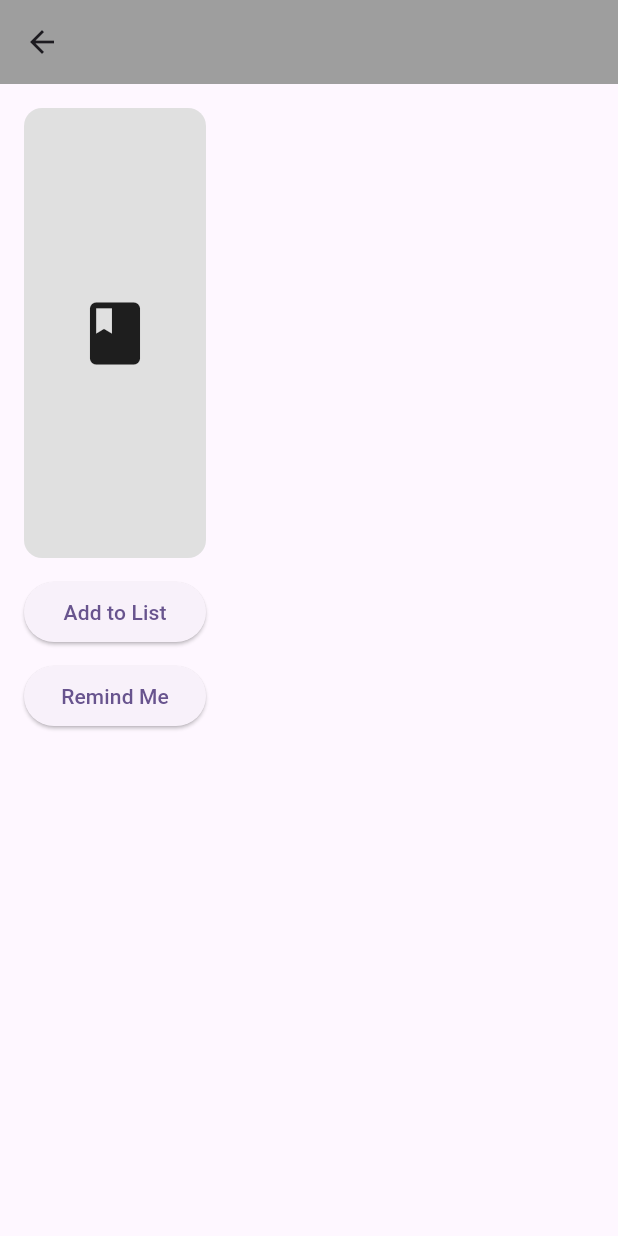
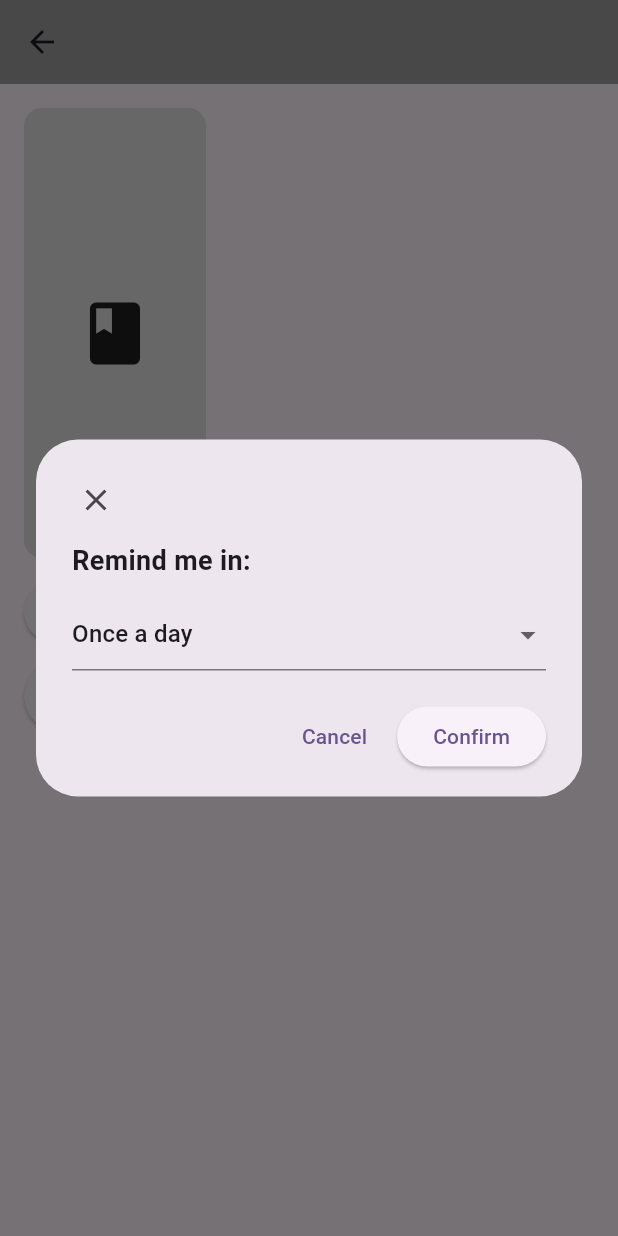
Before and after one commit to Fornaser/mpx_1635, a Flutter app: the MediaPage screen opened directly with empty values, after a tap on "Remind Me", on a phone screen of 412 x 824 dp. Run offline on Flutter 3.47's test engine with Material 3 defaults, Android fonts, the phone set to English and light mode, and no system bars; our stand-ins replace sqflite; accounts and stored records are empty; network calls fail.

Commit message:
implemented the animation and functionality of remind button, doesnt currently save it (will add this), also deleted some files. (main edits made was to your media page I added a few lines to call the remind button widget

```diff
--- a/lib/app_details/change_notifiers/remind.dart
+++ b/lib/app_details/change_notifiers/remind.dart
@@ -1,4 +1,26 @@
-//this will be the code for the remind change notifier
+// Remind notifier and model
+import 'package:flutter/foundation.dart';
 
-// When the user clicks on a book, they can set a reminder to read it later.
-import 'package:flutter/material.dart';
+class Reminder {
+	final String id;
+	final String bookId;
+	final String frequency; // e.g. 'Once a day'
+
+	Reminder({required this.id, required this.bookId, required this.frequency});
+}
+
+class RemindNotifier extends ChangeNotifier {
+	final List<Reminder> _reminders = [];
+
+	List<Reminder> get reminders => List.unmodifiable(_reminders);
+
+	void addReminder(Reminder r) {
+		_reminders.add(r);
+		notifyListeners();
+	}
+
+	void removeReminder(String id) {
+		_reminders.removeWhere((r) => r.id == id);
+		notifyListeners();
+	}
+}
--- a/lib/pages/media_page.dart
+++ b/lib/pages/media_page.dart
@@ -3,6 +3,8 @@ import 'package:mpx_1635/models/media_model.dart';
 import 'package:mpx_1635/models/playlist_model.dart';
 import 'package:mpx_1635/models/playlist_repository.dart';
 import 'package:mpx_1635/service/google_books_search_service.dart';
+import 'package:mpx_1635/app_details/constants.dart';
+import 'package:mpx_1635/widgets/remind_button.dart';
 
 class MediaPage extends StatefulWidget {
   final Book book;
@@ -13,16 +15,40 @@ class MediaPage extends StatefulWidget {
   State<MediaPage> createState() => _MediaPageState();
 }
 
-class _MediaPageState extends State<MediaPage> {
+class _MediaPageState extends State<MediaPage> with SingleTickerProviderStateMixin {
   final SearchService _searchService = SearchService();
   bool loading = true;
   late Book fullBook;
+  late final AnimationController _animController;
+  late final Animation<double> _scaleAnim;
+  late final Animation<double> _glowAnim;
 
   @override
   void initState() {
     super.initState();
     fullBook = widget.book;
     _loadBookDetails();
+    _animController = AnimationController(
+      vsync: this,
+      duration: const Duration(milliseconds: 600),
+    );
+
+    _scaleAnim = TweenSequence<double>([
+      TweenSequenceItem(tween: Tween(begin: 1.0, end: 1.12).chain(CurveTween(curve: Curves.easeOut)), weight: 30),
+      TweenSequenceItem(tween: Tween(begin: 1.12, end: 0.96).chain(CurveTween(curve: Curves.easeInOut)), weight: 30),
+      TweenSequenceItem(tween: Tween(begin: 0.96, end: 1.0).chain(CurveTween(curve: Curves.easeOut)), weight: 40),
+    ]).animate(_animController);
+
+    _glowAnim = TweenSequence<double>([
+      TweenSequenceItem(tween: Tween(begin: 0.0, end: 1.0).chain(CurveTween(curve: Curves.easeOut)), weight: 50),
+      TweenSequenceItem(tween: Tween(begin: 1.0, end: 0.0).chain(CurveTween(curve: Curves.easeIn)), weight: 50),
+    ]).animate(_animController);
+  }
+
+  @override
+  void dispose() {
+    _animController.dispose();
+    super.dispose();
   }
 
   /// Fetch full book details by Google Books ID
@@ -88,6 +114,87 @@ class _MediaPageState extends State<MediaPage> {
       ),
     );
   }
+
+  void _handleRemindTap() async {
+    // Prevent overlapping animations
+    if (_animController.isAnimating) return;
+    try {
+      await _animController.forward(from: 0.0);
+    } catch (_) {
+      // Ignore animation errors
+    }
+    if (!mounted) return;
+
+    // After the animation, show a dismissible overlay form for reminder options.
+    await showDialog<String?>(
+      context: context,
+      barrierDismissible: true,
+      builder: (context) {
+        String selected = 'Once a day';
+        return Dialog(
+          insetPadding: const EdgeInsets.symmetric(horizontal: 24, vertical: 24),
+          child: StatefulBuilder(builder: (context, setState) {
+            return Padding(
+              padding: const EdgeInsets.all(16.0),
+              child: Column(
+                mainAxisSize: MainAxisSize.min,
+                crossAxisAlignment: CrossAxisAlignment.start,
+                children: [
+                  // Top-left X button
+                  Row(
+                    children: [
+                      IconButton(
+                        icon: const Icon(Icons.close),
+                        onPressed: () => Navigator.of(context).pop(),
+                      ),
+                      const Spacer(),
+                    ],
+                  ),
+                  const SizedBox(height: 4),
+                  const Padding(
+                    padding: EdgeInsets.symmetric(horizontal: 8.0),
+                    child: Text('Remind me in:', style: TextStyle(fontSize: 18, fontWeight: FontWeight.w600)),
+                  ),
+                  const SizedBox(height: 12),
+                  Padding(
+                    padding: const EdgeInsets.symmetric(horizontal: 8.0),
+                    child: DropdownButtonFormField<String>(
+                      value: selected,
+                      onChanged: (v) => setState(() => selected = v ?? selected),
+                      items: const [
+                        DropdownMenuItem(value: 'Once a day', child: Text('Once a day')),
+                        DropdownMenuItem(value: 'Once a week', child: Text('Once a week')),
+                        DropdownMenuItem(value: 'Once a month', child: Text('Once a month')),
+                      ],
+                    ),
+                  ),
+                  const SizedBox(height: 20),
+                  Row(
+                    mainAxisAlignment: MainAxisAlignment.end,
+                    children: [
+                      TextButton(
+                        onPressed: () => Navigator.of(context).pop(),
+                        child: const Text('Cancel'),
+                      ),
+                      const SizedBox(width: 8),
+                      ElevatedButton(
+                        onPressed: () {
+                          // Close and return selection (functionality not implemented)
+                          Navigator.of(context).pop(selected);
+                        },
+                        child: const Text('Confirm'),
+                      ),
+                      const SizedBox(width: 8),
+                    ],
+                  ),
+                ],
+              ),
+            );
+          }),
+        );
+      },
+    );
+  }
   @override
   Widget build(BuildContext context) {
     return Scaffold(
@@ -127,12 +234,10 @@ class _MediaPageState extends State<MediaPage> {
                       ),
                     ),
                     const SizedBox(height: 8),
-                    SizedBox(
-                      width: double.infinity,
-                      child: ElevatedButton(
-                        onPressed: () {},
-                        child: const Text("Remind Me"),
-                      ),
+                    // Use the extracted RemindButton widget
+                    Padding(
+                      padding: const EdgeInsets.symmetric(horizontal: 0),
+                      child: RemindButton(book: fullBook),
                     ),
                   ],
                 ),
--- /dev/null
+++ b/lib/widgets/remind_button.dart
@@ -0,0 +1,111 @@
+import 'package:flutter/material.dart';
+import 'package:mpx_1635/models/media_model.dart';
+import 'remind_dialog.dart';
+import 'package:uuid/uuid.dart';
+import 'package:mpx_1635/app_details/change_notifiers/remind.dart';
+
+class RemindButton extends StatefulWidget {
+  final Book book;
+  final RemindNotifier? notifier;
+
+  const RemindButton({super.key, required this.book, this.notifier});
+
+  @override
+  State<RemindButton> createState() => _RemindButtonState();
+}
+
+class _RemindButtonState extends State<RemindButton> with SingleTickerProviderStateMixin {
+  late final AnimationController _animController;
+  late final Animation<double> _scaleAnim;
+  late final Animation<double> _glowAnim;
+
+  @override
+  void initState() {
+    super.initState();
+    _animController = AnimationController(vsync: this, duration: const Duration(milliseconds: 600));
+
+    _scaleAnim = TweenSequence<double>([
+      TweenSequenceItem(tween: Tween(begin: 1.0, end: 1.12).chain(CurveTween(curve: Curves.easeOut)), weight: 30),
+      TweenSequenceItem(tween: Tween(begin: 1.12, end: 0.96).chain(CurveTween(curve: Curves.easeInOut)), weight: 30),
+      TweenSequenceItem(tween: Tween(begin: 0.96, end: 1.0).chain(CurveTween(curve: Curves.easeOut)), weight: 40),
+    ]).animate(_animController);
+
+    _glowAnim = TweenSequence<double>([
+      TweenSequenceItem(tween: Tween(begin: 0.0, end: 1.0).chain(CurveTween(curve: Curves.easeOut)), weight: 50),
+      TweenSequenceItem(tween: Tween(begin: 1.0, end: 0.0).chain(CurveTween(curve: Curves.easeIn)), weight: 50),
+    ]).animate(_animController);
+  }
+
+  @override
+  void dispose() {
+    _animController.dispose();
+    super.dispose();
+  }
+
+  Future<void> _onTap() async {
+    if (_animController.isAnimating) return;
+    await _animController.forward(from: 0.0);
+
+    // Show dialog and get selection
+    final result = await showDialog<String?>(
+      context: context,
+      barrierDismissible: true,
+      builder: (_) => const RemindDialog(),
+    );
+
+    if (result != null) {
+      // Add to notifier if provided (simple in-memory add)
+      if (widget.notifier != null) {
+        final id = const Uuid().v4();
+        widget.notifier!.addReminder(Reminder(id: id, bookId: widget.book.id, frequency: result));
+      }
+    }
+  }
+
+  @override
+  Widget build(BuildContext context) {
+    return SizedBox(
+      width: double.infinity,
+      height: 48,
+      child: GestureDetector(
+        onTap: _onTap,
+        child: AnimatedBuilder(
+          animation: _animController,
+          builder: (context, child) {
+            return Stack(
+              alignment: Alignment.center,
+              children: [
+                // Outline glow
+                Align(
+                  alignment: Alignment.center,
+                  child: Container(
+                    width: double.infinity,
+                    height: 48 + (_glowAnim.value * 22),
+                    decoration: BoxDecoration(
+                      borderRadius: BorderRadius.circular(8),
+                      boxShadow: [
+                        BoxShadow(
+                          color: Colors.green.withOpacity(0.45 * _glowAnim.value),
+                          blurRadius: 18 * _glowAnim.value + 2,
+                          spreadRadius: 4 * _glowAnim.value,
+                        ),
+                      ],
+                    ),
+                  ),
+                ),
+                Transform.scale(
+                  scale: _scaleAnim.value,
+                  child: ElevatedButton(
+                    onPressed: _onTap,
+                    style: ElevatedButton.styleFrom(minimumSize: const Size.fromHeight(48)),
+                    child: const Text('Remind Me'),
+                  ),
+                ),
+              ],
+            );
+          },
+        ),
+      ),
+    );
+  }
+}
--- /dev/null
+++ b/lib/widgets/remind_dialog.dart
@@ -0,0 +1,81 @@
+import 'package:flutter/material.dart';
+
+class RemindDialog extends StatefulWidget {
+  final String initial;
+  const RemindDialog({super.key, this.initial = 'Once a day'});
+
+  @override
+  State<RemindDialog> createState() => _RemindDialogState();
+}
+
+class _RemindDialogState extends State<RemindDialog> {
+  late String selected;
+
+  @override
+  void initState() {
+    super.initState();
+    selected = widget.initial;
+  }
+
+  @override
+  Widget build(BuildContext context) {
+    return Dialog(
+      insetPadding: const EdgeInsets.symmetric(horizontal: 24, vertical: 24),
+      child: StatefulBuilder(builder: (context, setState) {
+        return Padding(
+          padding: const EdgeInsets.all(16.0),
+          child: Column(
+            mainAxisSize: MainAxisSize.min,
+            crossAxisAlignment: CrossAxisAlignment.start,
+            children: [
+              // Top-left X button
+              Row(
+                children: [
+                  IconButton(
+                    icon: const Icon(Icons.close),
+                    onPressed: () => Navigator.of(context).pop(),
+                  ),
+                  const Spacer(),
+                ],
+              ),
+              const SizedBox(height: 4),
+              const Padding(
+                padding: EdgeInsets.symmetric(horizontal: 8.0),
+                child: Text('Remind me in:', style: TextStyle(fontSize: 18, fontWeight: FontWeight.w600)),
+              ),
+              const SizedBox(height: 12),
+              Padding(
+                padding: const EdgeInsets.symmetric(horizontal: 8.0),
+                child: DropdownButtonFormField<String>(
+                  value: selected,
+                  onChanged: (v) => setState(() => selected = v ?? selected),
+                  items: const [
+                    DropdownMenuItem(value: 'Once a day', child: Text('Once a day')),
+                    DropdownMenuItem(value: 'Once a week', child: Text('Once a week')),
+                    DropdownMenuItem(value: 'Once a month', child: Text('Once a month')),
+                  ],
+                ),
+              ),
+              const SizedBox(height: 20),
+              Row(
+                mainAxisAlignment: MainAxisAlignment.end,
+                children: [
+                  TextButton(
+                    onPressed: () => Navigator.of(context).pop(),
+                    child: const Text('Cancel'),
+                  ),
+                  const SizedBox(width: 8),
+                  ElevatedButton(
+                    onPressed: () => Navigator.of(context).pop(selected),
+                    child: const Text('Confirm'),
+                  ),
+                  const SizedBox(width: 8),
+                ],
+              ),
+            ],
+          ),
+        );
+      }),
+    );
+  }
+}
--- a/pubspec.yaml
+++ b/pubspec.yaml
@@ -33,6 +33,7 @@ dependencies:
   http: ^1.2.0
   flutter:
     sdk: flutter
+  uuid: ^3.0.7
 
   # The following adds the Cupertino Icons font to your application.
   # Use with the CupertinoIcons class for iOS style icons.
```
Also changed, not shown: lib/scr/sidebar/data/types.dart (deleted), lib/scr/sidebar/data/utils.dart (deleted), lib/scr/sidebar/model/models.dart (deleted), lib/scr/sidebar/model/sidebar_item.dart (deleted), pubspec.lock.
